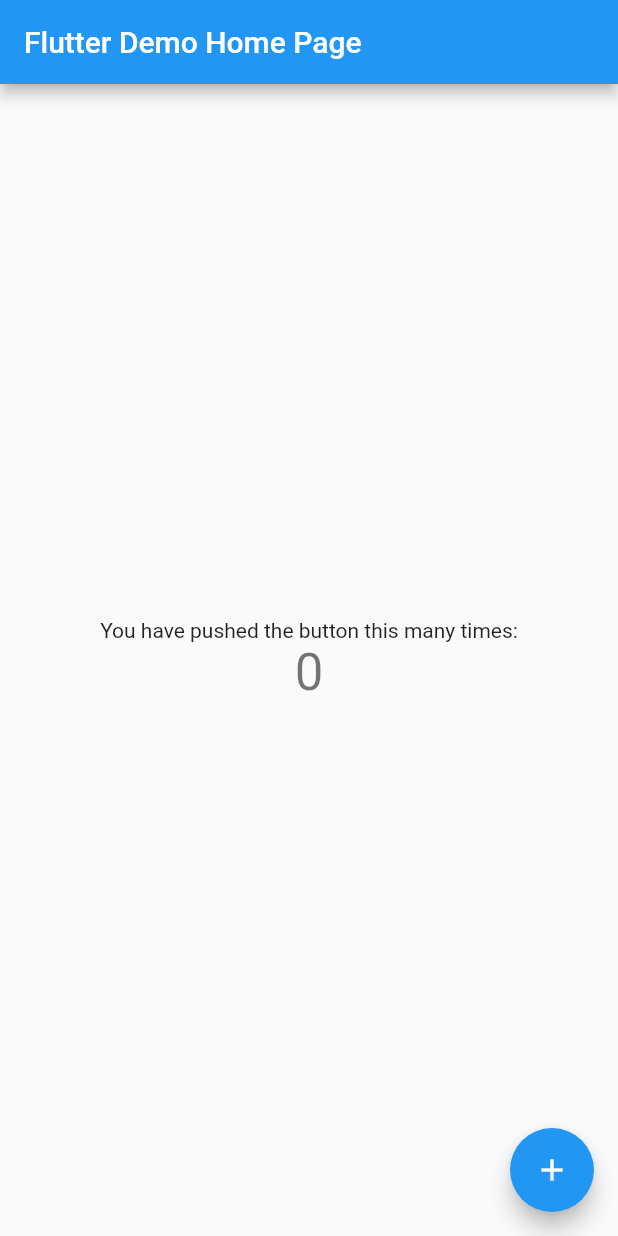
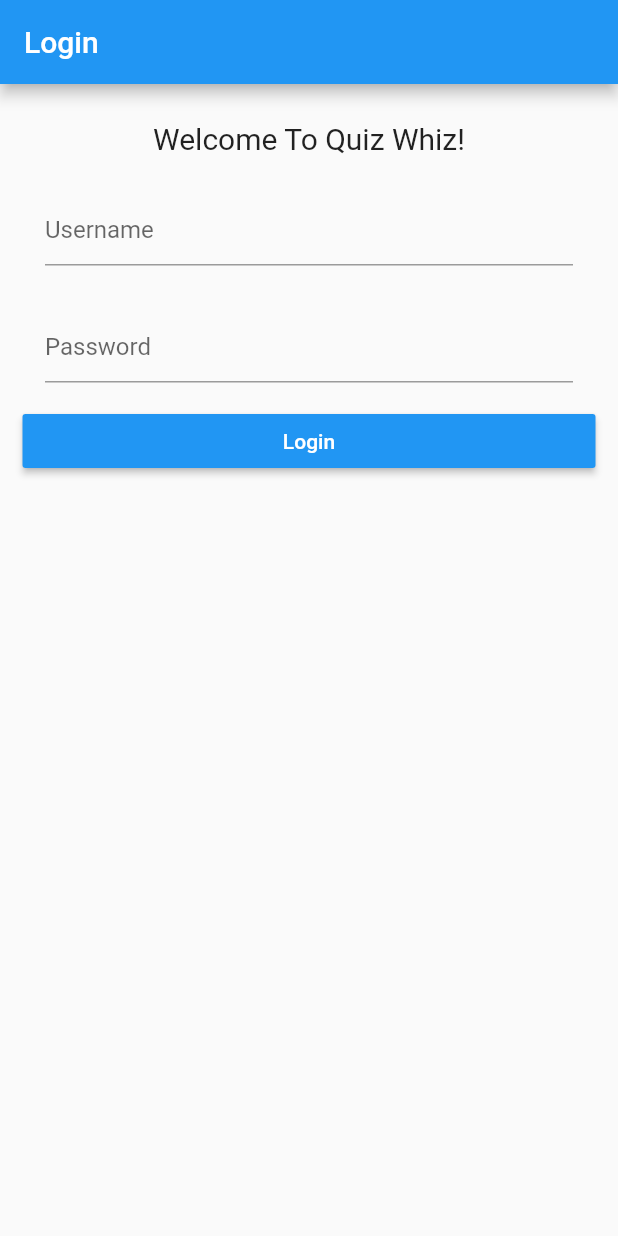
Before and after one commit to jad1598/cs499_QuizWhiz, a Flutter app: the screen it shows after launch, on a phone screen of 412 x 824 dp. Run offline on Flutter 3.47's test engine with Material 2 defaults, Android fonts, the phone set to English and light mode, and no system bars.

Commit message:
basic login screen without functionality

```diff
--- a/lib/main.dart
+++ b/lib/main.dart
@@ -7,7 +7,7 @@ class MyApp extends StatelessWidget {
   @override
   Widget build(BuildContext context) {
     return MaterialApp(
-      title: 'Flutter Demo',
+      title: 'Flutter Login',
       theme: ThemeData(
         // This is the theme of your application.
         //
@@ -20,22 +20,13 @@ class MyApp extends StatelessWidget {
         // is not restarted.
         primarySwatch: Colors.blue,
       ),
-      home: MyHomePage(title: 'Flutter Demo Home Page'),
+      home: MyHomePage(title: 'Login'),
     );
   }
 }
 
 class MyHomePage extends StatefulWidget {
   MyHomePage({Key key, this.title}) : super(key: key);
-
-  // This widget is the home page of your application. It is stateful, meaning
-  // that it has a State object (defined below) that contains fields that affect
-  // how it looks.
-
-  // This class is the configuration for the state. It holds the values (in this
-  // case the title) provided by the parent (in this case the App widget) and
-  // used by the build method of the State. Fields in a Widget subclass are
-  // always marked "final".
 
   final String title;
 
@@ -44,68 +35,51 @@ class MyHomePage extends StatefulWidget {
 }
 
 class _MyHomePageState extends State<MyHomePage> {
-  int _counter = 0;
-
-  void _incrementCounter() {
-    setState(() {
-      // This call to setState tells the Flutter framework that something has
-      // changed in this State, which causes it to rerun the build method below
-      // so that the display can reflect the updated values. If we changed
-      // _counter without calling setState(), then the build method would not be
-      // called again, and so nothing would appear to happen.
-      _counter++;
-    });
-  }
 
   @override
   Widget build(BuildContext context) {
-    // This method is rerun every time setState is called, for instance as done
-    // by the _incrementCounter method above.
-    //
-    // The Flutter framework has been optimized to make rerunning build methods
-    // fast, so that you can just rebuild anything that needs updating rather
-    // than having to individually change instances of widgets.
     return Scaffold(
       appBar: AppBar(
-        // Here we take the value from the MyHomePage object that was created by
-        // the App.build method, and use it to set our appbar title.
         title: Text(widget.title),
       ),
       body: Center(
-        // Center is a layout widget. It takes a single child and positions it
-        // in the middle of the parent.
-        child: Column(
-          // Column is also a layout widget. It takes a list of children and
-          // arranges them vertically. By default, it sizes itself to fit its
-          // children horizontally, and tries to be as tall as its parent.
-          //
-          // Invoke "debug painting" (press "p" in the console, choose the
-          // "Toggle Debug Paint" action from the Flutter Inspector in Android
-          // Studio, or the "Toggle Debug Paint" command in Visual Studio Code)
-          // to see the wireframe for each widget.
-          //
-          // Column has various properties to control how it sizes itself and
-          // how it positions its children. Here we use mainAxisAlignment to
-          // center the children vertically; the main axis here is the vertical
-          // axis because Columns are vertical (the cross axis would be
-          // horizontal).
-          mainAxisAlignment: MainAxisAlignment.center,
+        child: ListView(
+          padding: EdgeInsets.all(15),
           children: <Widget>[
-            Text(
-              'You have pushed the button this many times:',
+            Padding(
+              padding: const EdgeInsets.all(10.0),
+              child: Text('Welcome To Quiz Whiz!',
+                style: TextStyle(fontSize: 20),
+                textAlign: TextAlign.center,
+              ),
             ),
-            Text(
-              '$_counter',
-              style: Theme.of(context).textTheme.display1,
+            Padding(
+              padding: const EdgeInsets.all(15),
+              child: TextField(
+                decoration: InputDecoration(
+                  hintText: 'Username',
+                ),
+              ),
             ),
+            Padding(
+              padding: const EdgeInsets.all(15),
+              child: TextField(
+                decoration: InputDecoration(
+                  hintText: 'Password',
+                ),
+              ),
+            ),
+            RaisedButton(
+              textColor: Colors.white,
+              color: Colors.blue,
+              child: Text('Login'),
+              onPressed: () {
+                print("pressed!");
+              },
+            )
           ],
         ),
       ),
-      floatingActionButton: FloatingActionButton(
-        onPressed: _incrementCounter,
-        tooltip: 'Increment',
-        child: Icon(Icons.add),
-      ), // This trailing comma makes auto-formatting nicer for build methods.
     );
   }
 }
```
